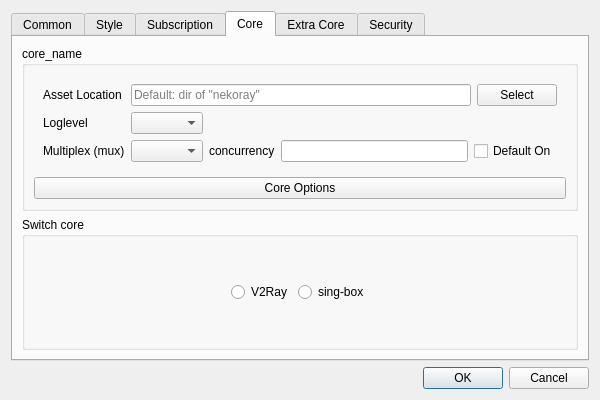
Old version of the form ui/dialog_basic_settings.ui in the repository MatsuriDayo/nekoray.
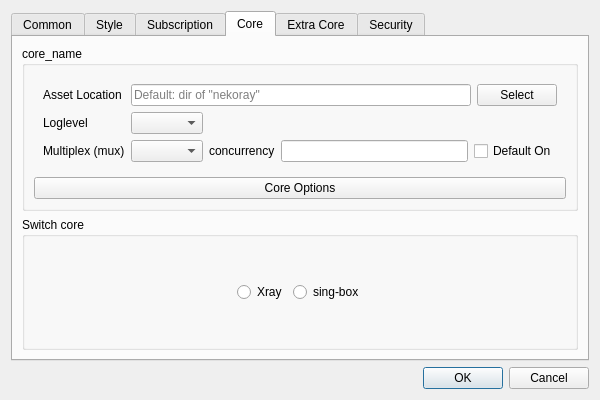
New version of the form. The open tabs and pages were chosen to show the change. Custom widgets are drawn as their Qt base class.

Commit message: change core v2ray to xray

```diff
--- a/ui/dialog_basic_settings.ui
+++ b/ui/dialog_basic_settings.ui
@@ -632,7 +632,7 @@
           <item>
            <widget class="QRadioButton" name="switch_core_v2ray">
             <property name="text">
-             <string notr="true">V2Ray</string>
+             <string notr="true">Xray</string>
             </property>
            </widget>
           </item>
```
The commit also changes 33 other files.
